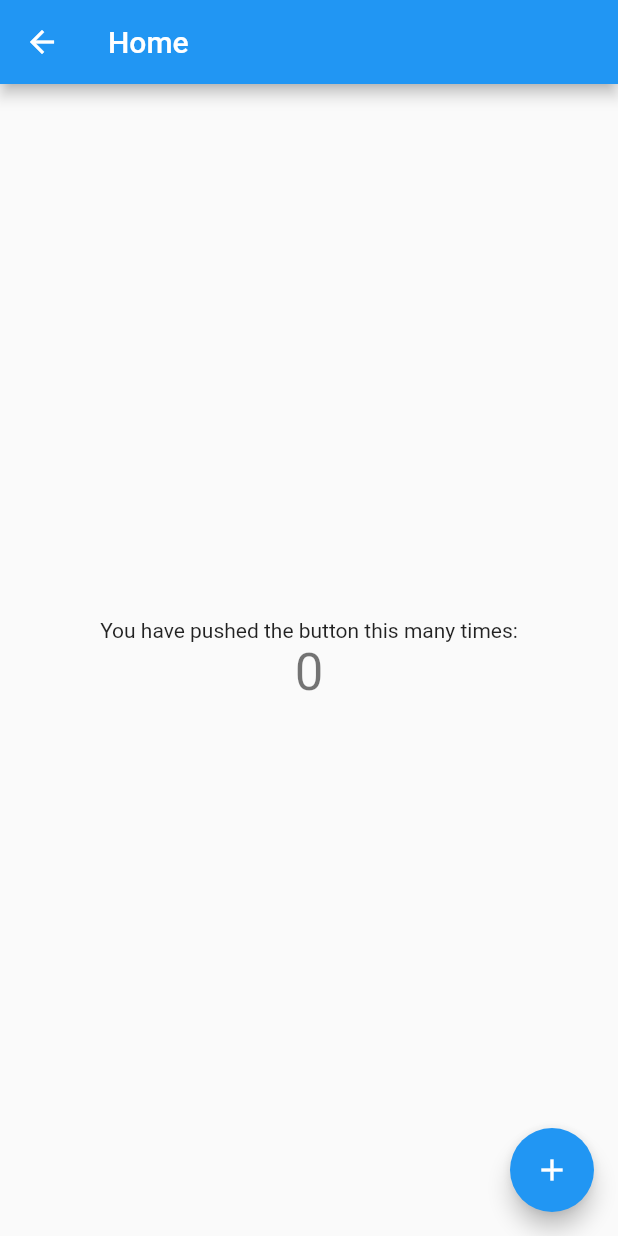
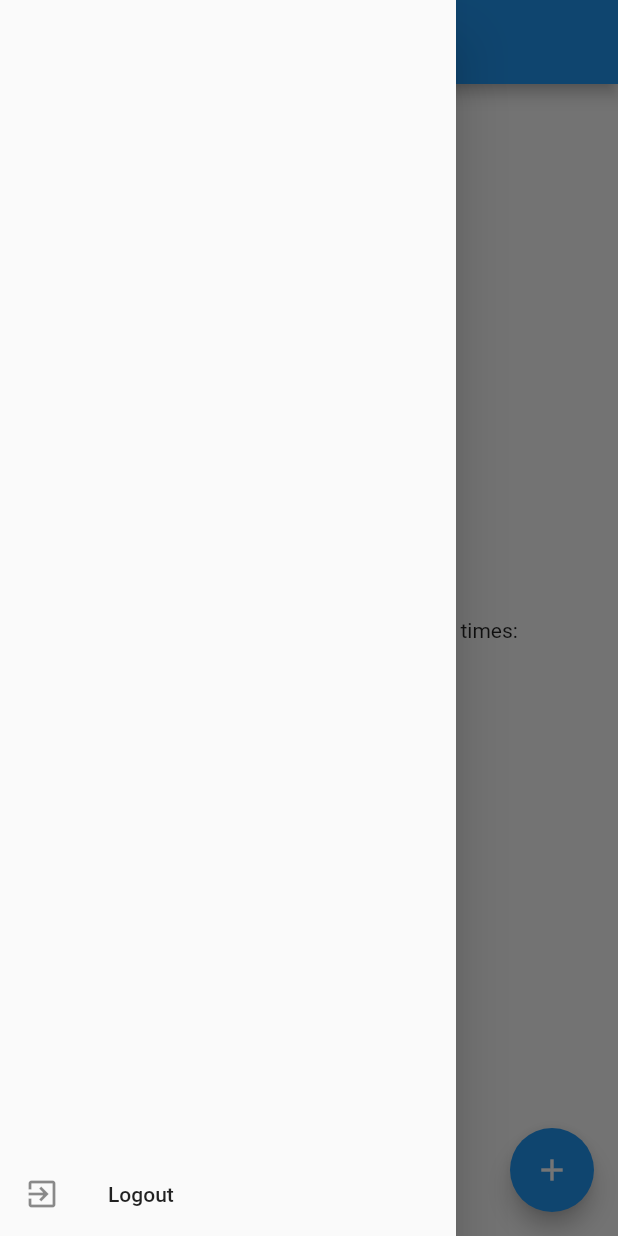
Before and after one commit to lordgift/flutter-basic, a Flutter app: the HomePage screen opened by its route, with the side drawer open (before the commit the screen has no drawer), on a phone screen of 412 x 824 dp. Run offline on Flutter 3.47's test engine with Material 2 defaults, Android fonts, the phone set to English and light mode, and no system bars; our stand-ins replace font_awesome_flutter.

Commit message:
add logout drawer

```diff
--- a/lib/src/pages/home/home_page.dart
+++ b/lib/src/pages/home/home_page.dart
@@ -1,5 +1,5 @@
-
 import 'package:flutter/material.dart';
+import 'package:flutter_app/src/config/app_route.dart';
 
 class HomePage extends StatefulWidget {
   @override
@@ -24,6 +24,7 @@ class _HomePageState extends State<HomePage> {
     // fast, so that you can just rebuild anything that needs updating rather
     // than having to individually change instances of widgets.
     return Scaffold(
+      drawer: CommonDrawer(),
       appBar: AppBar(
         title: Text('Home'),
       ),
@@ -49,3 +50,27 @@ class _HomePageState extends State<HomePage> {
     );
   }
 }
+
+class CommonDrawer extends StatelessWidget {
+  const CommonDrawer({
+    Key key,
+  }) : super(key: key);
+
+  @override
+  Widget build(BuildContext context) {
+    return Drawer(
+      child: Column(
+        children: [
+          Spacer(),
+          ListTile(
+            onTap: () {
+              Navigator.pushNamedAndRemoveUntil(context, AppRoute.loginRoute, (route) => false);
+            },
+            leading: Icon(Icons.exit_to_app),
+            title: Text("Logout"),
+          )
+        ],
+      ),
+    );
+  }
+}
```
